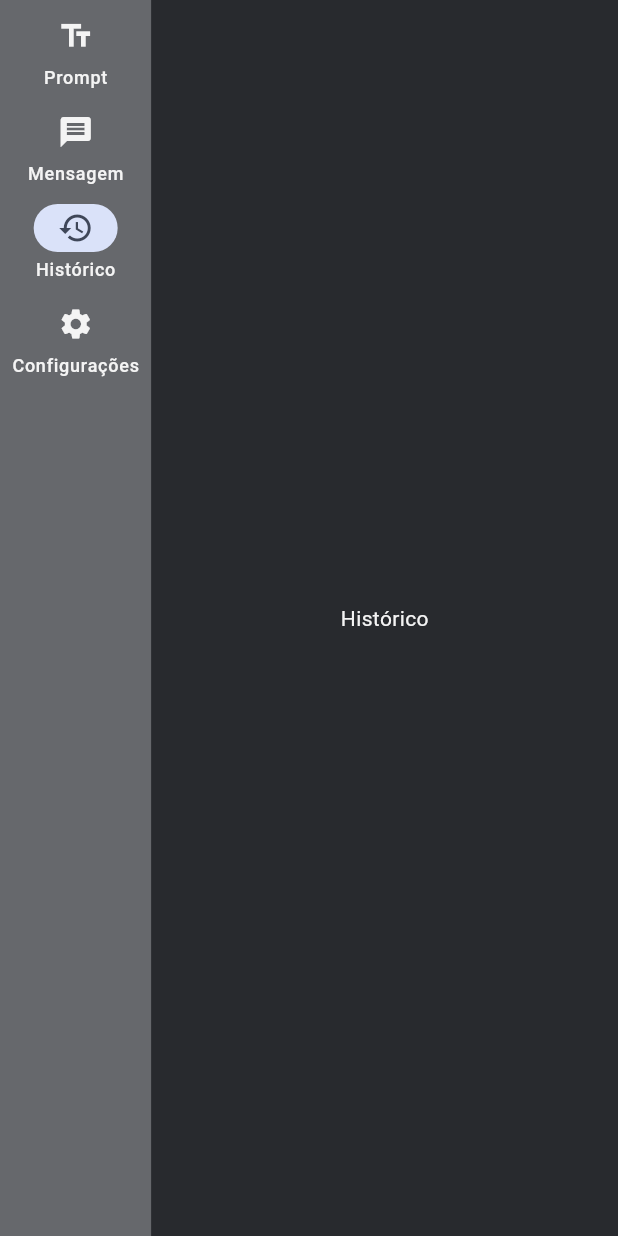
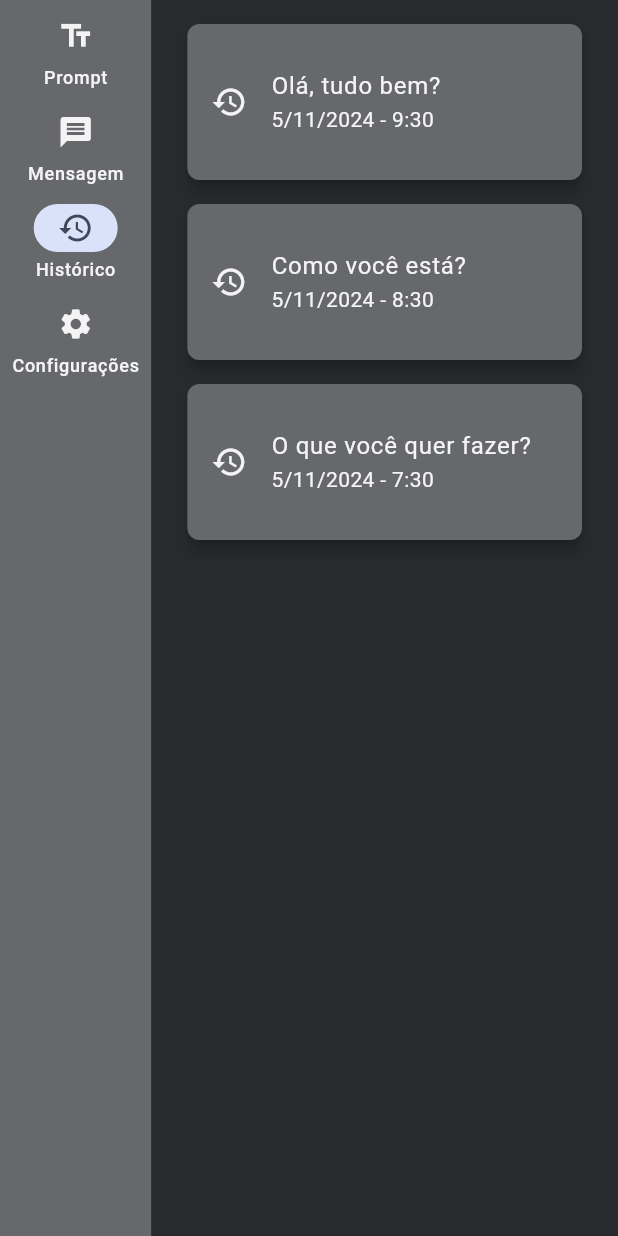
Before and after one commit to future-system/text-to-speech-app, a Flutter app: the screen it shows after launch, after a tap on "Mensagem", after a tap on "Histórico", on a phone screen of 412 x 824 dp. Run offline on Flutter 3.47's test engine with Material 3 defaults, Android fonts, the phone set to English and light mode, and no system bars; our stand-ins replace audioplayers, bloc, dio, flutter_bloc; missing offline and left inert: cloud_text_to_speech, cron.

```diff
--- a/lib/presentation/pages/history/history_page.dart
+++ b/lib/presentation/pages/history/history_page.dart
@@ -2,17 +2,52 @@ import 'package:flutter/material.dart';
 import 'package:text_to_speech_flutter/core/constants/design_system.dart';
 
 class HistoryPage extends StatefulWidget {
-  const HistoryPage({super.key});
+  const HistoryPage({Key? key}) : super(key: key);
 
   @override
   State<HistoryPage> createState() => _HistoryPageState();
 }
 
 class _HistoryPageState extends State<HistoryPage> {
+  final List<Map<String, dynamic>> promptHistory = [
+    {"prompt": "Olá, tudo bem?", "dateTime": DateTime.now().subtract(const Duration(hours: 1))},
+    {"prompt": "Como você está?", "dateTime": DateTime.now().subtract(const Duration(hours: 2))},
+    {"prompt": "O que você quer fazer?", "dateTime": DateTime.now().subtract(const Duration(hours: 3))},
+  ];
+
   @override
   Widget build(BuildContext context) {
     return Scaffold(
-      body: Center(child: Text("Histórico", style: TextStyle(color: DesignSystem.colors.textDetail))),
+      body: ListView.builder(
+        padding: const EdgeInsets.all(16),
+        itemCount: promptHistory.length,
+        itemBuilder: (context, index) {
+          final item = promptHistory[index];
+          final prompt = item["prompt"];
+          final dateTime = item["dateTime"] as DateTime;
+
+          return Column(
+            children: [
+              Card(
+                color: DesignSystem.colors.secondary,
+                margin: const EdgeInsets.symmetric(horizontal: 8),
+                elevation: 4,
+                shape: RoundedRectangleBorder(borderRadius: BorderRadius.circular(8)),
+                child: ListTile(
+                  title: Text(prompt, style: TextStyle( color: DesignSystem.colors.textDetail),),
+                  subtitle: Text(
+                    "${dateTime.day}/${dateTime.month}/${dateTime.year} - ${dateTime.hour}:${dateTime.minute}",
+                    style: TextStyle(color: DesignSystem.colors.textDetail),
+                  ),
+                  leading:  Icon(Icons.history, color: DesignSystem.colors.textDetail,),
+                  contentPadding: const EdgeInsets.all(16),
+                ),
+              ),
+              const SizedBox(height: 16), // Espaço entre os Cards
+            ],
+          );
+        },
+      ),
     );
   }
 }
--- a/pubspec.yaml
+++ b/pubspec.yaml
@@ -43,6 +43,8 @@ dependencies:
   bloc: ^8.1.4
   flutter_bloc: ^8.1.6
   cron: ^0.6.1
+  equatable: ^2.0.5
+  shared_preferences: ^2.3.2
 
 dev_dependencies:
   flutter_test:
```
Also changed, not shown: lib/presentation/pages/history/history_bloc.dart (added), pubspec.lock, 1 other file.
